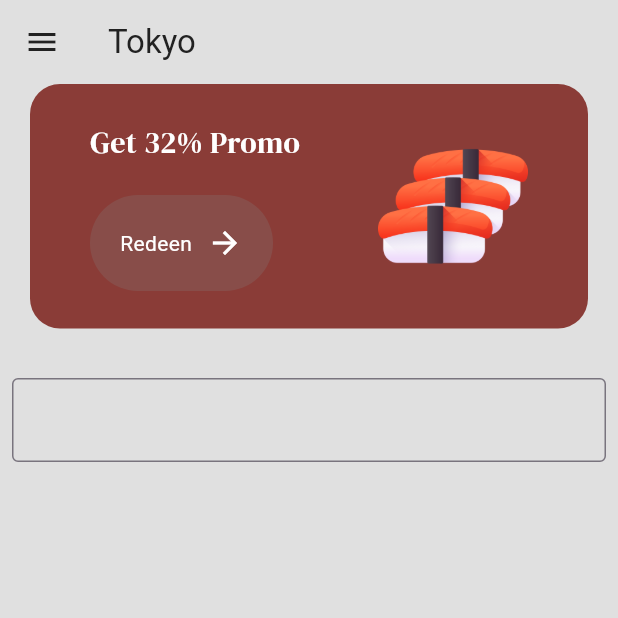
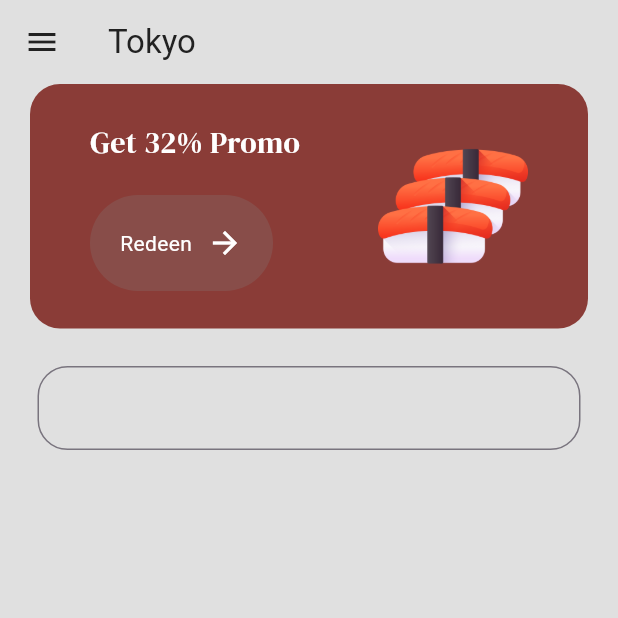
Before and after one commit to PedroH6/SushiApp, a Flutter app: the MenuPage screen opened by its route, on a phone screen of 412 x 824 dp, the top half of it. Run offline on Flutter 3.47's test engine with Material 3 defaults, Android fonts, the phone set to English and light mode, and no system bars; our stand-ins replace google_fonts.

Commit message:
personalizando TextField

```diff
--- a/lib/menu_page.dart
+++ b/lib/menu_page.dart
@@ -65,9 +65,18 @@ class _MenuPageState extends State<MenuPage> {
 
           //search bar
           Padding(
-            padding: const EdgeInsets.all(8.0),
+            padding: const EdgeInsets.symmetric(horizontal: 25.0),
             child: TextField(
-              decoration: InputDecoration(border: OutlineInputBorder()),
+              decoration: InputDecoration(
+                border: OutlineInputBorder(
+                  borderSide: BorderSide(color: Colors.white),
+                  borderRadius: BorderRadius.circular(20),
+                ),
+                focusedBorder: OutlineInputBorder(
+                  borderSide: BorderSide(color: Colors.white),
+                  borderRadius: BorderRadius.circular(20),
+                ),
+              ),
             ),
           )
 
```
